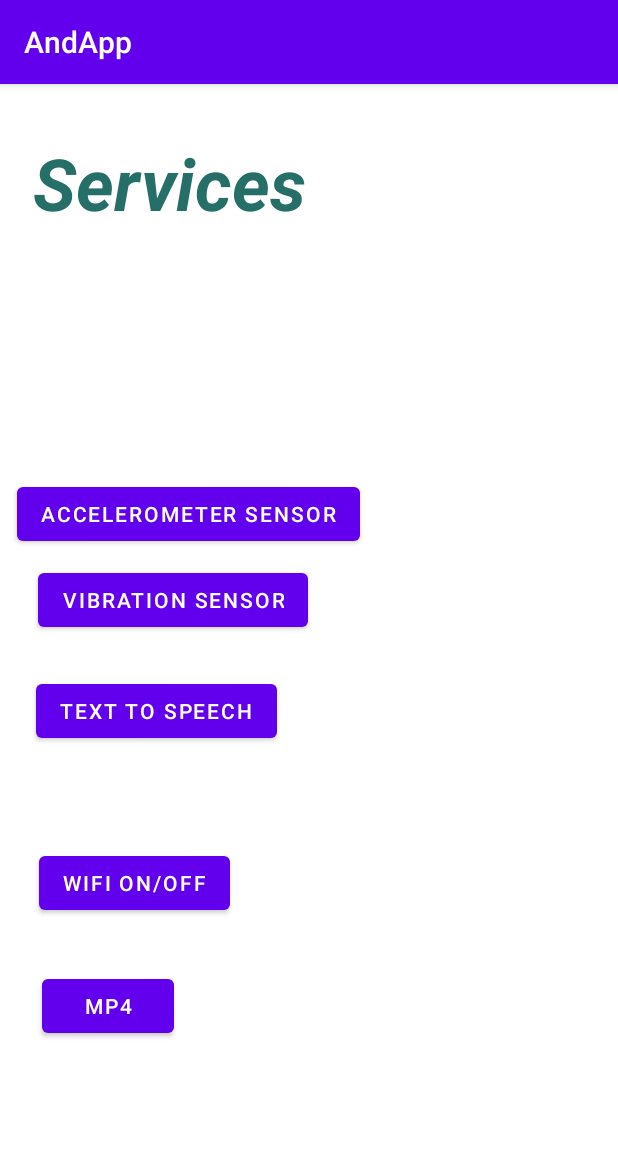
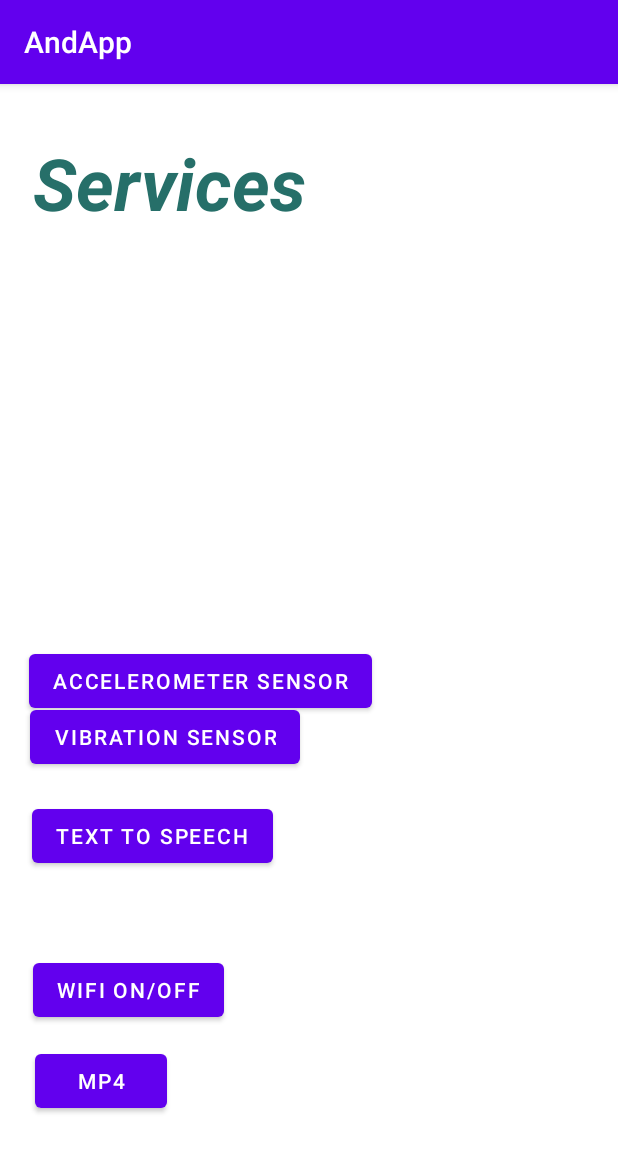
Before and after one commit to MeAdarshMishra/AndApp, an Android app: the screen it shows after launch (MainActivity), on a phone screen of 412 x 824 dp. Shown: the top 1152 px of the screen. Run offline under Robolectric (Android 15) with nearby library versions, the phone set to English and light mode, and no system bars.

Commit message:
Android Application

```diff
--- a/app/src/main/AndroidManifest.xml
+++ b/app/src/main/AndroidManifest.xml
@@ -2,6 +2,7 @@
 <manifest xmlns:android="http://schemas.android.com/apk/res/android"
     package="com.example.andapp">
 
+    <uses-permission android:name="android.permission.BLUETOOTH_ADMIN" />
     <uses-permission android:name="android.permission.VIBRATE" />
 
     <application
@@ -11,7 +12,7 @@
         android:roundIcon="@mipmap/ic_launcher_round"
         android:supportsRtl="true"
         android:theme="@style/Theme.AndApp">
-        <activity android:name=".FlashLight"></activity>
+        <activity android:name=".FlashLight" />
         <activity android:name=".WifiPage" />
         <activity android:name=".TtSpeech" />
         <activity android:name=".AccelerometerSensor" />
--- a/app/src/main/java/com/example/andapp/AccelerometerSensor.java
+++ b/app/src/main/java/com/example/andapp/AccelerometerSensor.java
@@ -1,14 +1,17 @@
 package com.example.andapp;
+
+import android.os.Bundle;
+import android.widget.Button;
 
 import androidx.appcompat.app.AppCompatActivity;
 
-import android.os.Bundle;
-
 public class AccelerometerSensor extends AppCompatActivity {
+    Button bluetooth, flash, wifi;
 
     @Override
     protected void onCreate(Bundle savedInstanceState) {
         super.onCreate(savedInstanceState);
         setContentView(R.layout.activity_accelerometer_sensor);
+
     }
 }
--- a/app/src/main/res/layout/activity_main.xml
+++ b/app/src/main/res/layout/activity_main.xml
@@ -34,8 +34,8 @@
         android:layout_alignParentStart="true"
         android:layout_alignParentTop="true"
         android:layout_centerInParent="true"
-        android:layout_marginStart="24dp"
-        android:layout_marginTop="394dp"
+        android:layout_marginStart="21dp"
+        android:layout_marginTop="477dp"
         android:text="Text To Speech" />
 
     <Button
@@ -44,8 +44,8 @@
         android:layout_height="wrap_content"
         android:layout_alignParentStart="true"
         android:layout_alignParentTop="true"
-        android:layout_marginStart="25dp"
-        android:layout_marginTop="320dp"
+        android:layout_marginStart="20dp"
+        android:layout_marginTop="411dp"
         android:text="Vibration Sensor" />
 
     <Button
@@ -54,8 +54,8 @@
         android:layout_height="wrap_content"
         android:layout_alignParentStart="true"
         android:layout_alignParentBottom="true"
-        android:layout_marginStart="26dp"
-        android:layout_marginBottom="211dp"
+        android:layout_marginStart="22dp"
+        android:layout_marginBottom="140dp"
         android:text="WIFI On/Off" />
 
     <Button
@@ -64,8 +64,9 @@
         android:layout_height="wrap_content"
         android:layout_alignParentStart="true"
         android:layout_alignParentBottom="true"
-        android:layout_marginStart="11dp"
-        android:layout_marginBottom="457dp"
+        android:layout_centerVertical="true"
+        android:layout_marginStart="19dp"
+        android:layout_marginBottom="346dp"
         android:text="Accelerometer Sensor" />
 
     <Button
@@ -74,8 +75,8 @@
         android:layout_height="wrap_content"
         android:layout_alignParentStart="true"
         android:layout_alignParentBottom="true"
-        android:layout_marginStart="28dp"
-        android:layout_marginBottom="129dp"
+        android:layout_marginStart="23dp"
+        android:layout_marginBottom="79dp"
         android:text="MP4" />
 
 </RelativeLayout>
```
